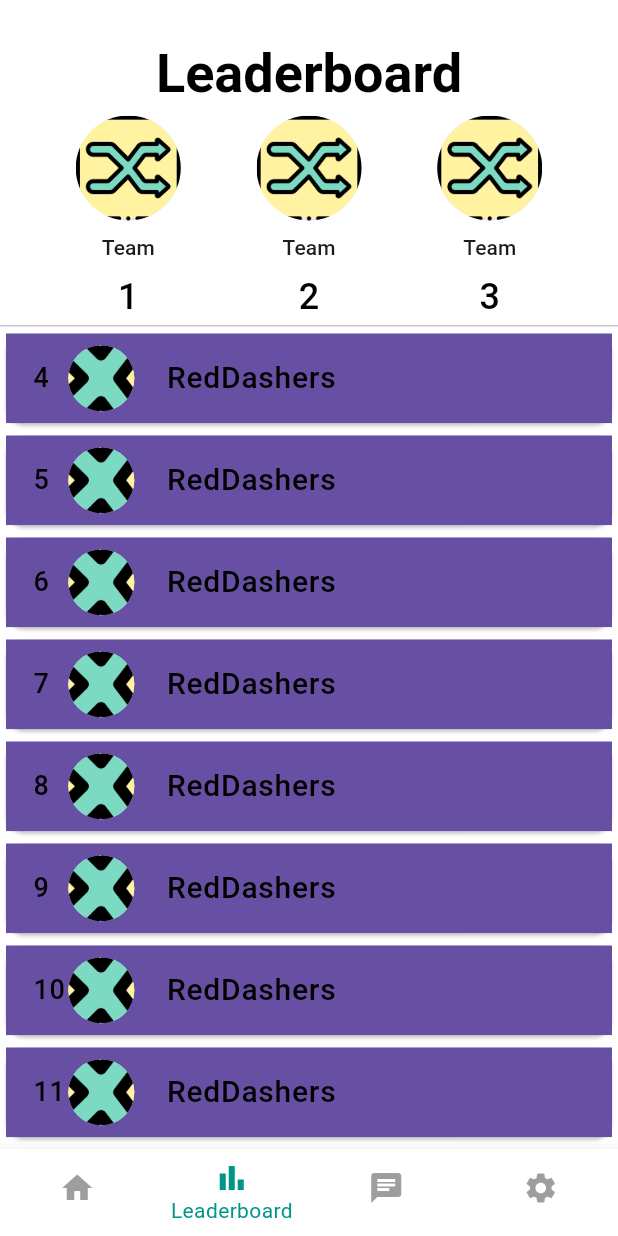
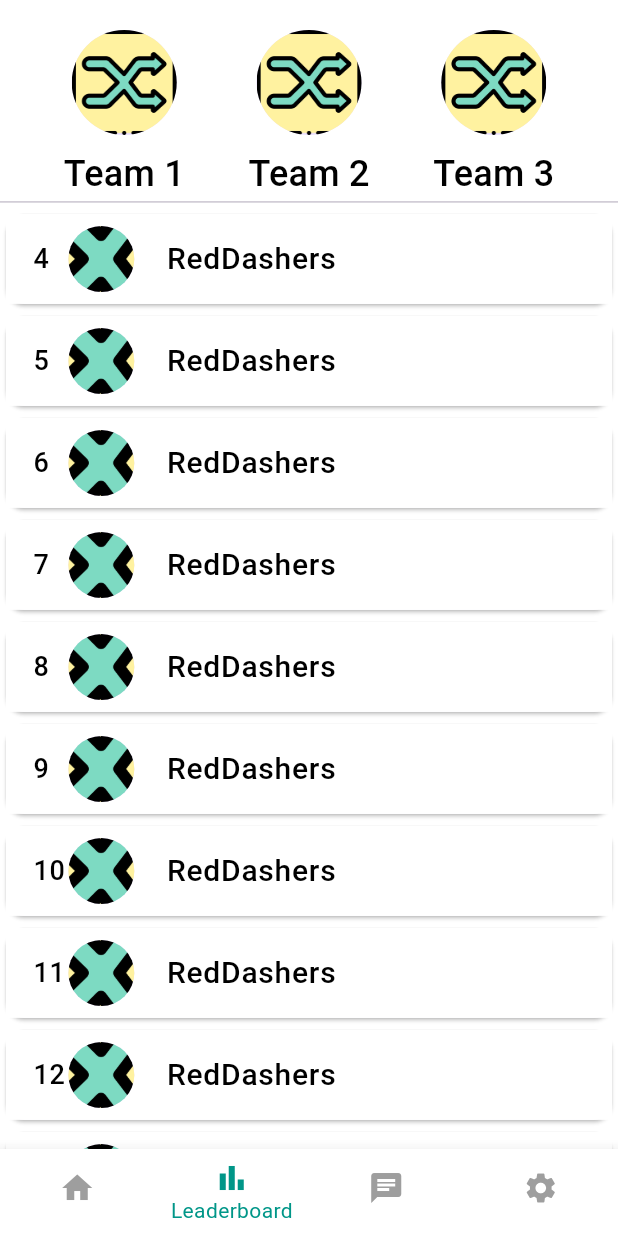
Before and after one commit to InsaneH4/stride_squad, a Flutter app: the screen it shows after launch, swiped to page 2, on a phone screen of 412 x 824 dp. Run offline on Flutter 3.47's test engine with Material 2 defaults, Android fonts, the phone set to English and light mode, and no system bars; our stand-ins replace pedometer, permission_handler, shared_preferences; missing offline and left inert: activity_ring.

Commit message:
Leaderboard changes padding, title color

```diff
--- a/lib/screens/leaderboard.dart
+++ b/lib/screens/leaderboard.dart
@@ -19,9 +19,9 @@ class _LeaderboardState extends State<Leaderboard> {
         mainAxisAlignment: MainAxisAlignment.spaceEvenly,
         children: [
           Container(
-              padding: const EdgeInsets.only(left: 40.0, top: 25.0, right: 40.0, bottom: 4.0),
-              child: Text("Leaderboard",
-                  style: Theme.of(context).textTheme.headlineSmall),
+              padding: const EdgeInsets.only(left: 40.0, top: 16.0, right: 40.0, bottom: 4.0),
+              //child: Text("Leaderboard",
+              //    style: Theme.of(context).textTheme.headlineSmall),
             ),
           // Horizontal Row containing Top 3 Teams
           Row(
@@ -37,17 +37,18 @@ class _LeaderboardState extends State<Leaderboard> {
                         Padding(
                           padding: const EdgeInsets.only(top: 8.0, bottom: 0.1),
                           child: Text(
-                            "Team",
-                            style: Theme.of(context).textTheme.titleSmall
+                            "Team 1",
+                            style: Theme.of(context).textTheme.titleMedium
                               )
                           ),
-                        Padding(
+                        /*Padding(
                           padding: const EdgeInsets.only(top: 5.0, bottom: 0.1),
                           child: Text(
                             "1",
                             style: Theme.of(context).textTheme.titleMedium,
                               )
                           ),
+                          */
                       ]
               ),
               Column(
@@ -60,17 +61,18 @@ class _LeaderboardState extends State<Leaderboard> {
                         Padding(
                           padding: const EdgeInsets.only(top: 8.0, bottom: 0.1),
                           child: Text(
-                            "Team",
-                            style: Theme.of(context).textTheme.titleSmall,
+                            "Team 2",
+                            style: Theme.of(context).textTheme.titleMedium,
                               )
                           ),
-                          Padding(
+                          /*Padding(
                           padding: const EdgeInsets.only(top: 5.0, bottom: 0.1),
                           child: Text(
                             "2",
                             style: Theme.of(context).textTheme.titleMedium,
                               )
                           ),
+                          */
                       ]
               ),
               Column(
@@ -83,30 +85,32 @@ class _LeaderboardState extends State<Leaderboard> {
                       Padding(
                           padding: const EdgeInsets.only(top: 8.0, bottom: 0.1),
                             child: Text(
-                              "Team",
-                              style: Theme.of(context).textTheme.titleSmall,
+                              "Team 3",
+                              style: Theme.of(context).textTheme.titleMedium,
                                 )
                             ),
-                            Padding(
+                            /*Padding(
                             padding: const EdgeInsets.only(top: 5.0, bottom: 0.1),
                             child: Text(
                               "3",
                               style: Theme.of(context).textTheme.titleMedium,
                                 )
                            ),
+                           */
                       ]
               ),
           ],),
           const Divider(
-            height: 2,
+            height: 1,
           ),
           Expanded(
             child: ListView.builder(
+              padding: const EdgeInsets.only(top: 3.5),
               itemCount: 17,
               scrollDirection: Axis.vertical,
               itemBuilder: (context, index) => Card(
                   child: ListTile(
-                    tileColor: Theme.of(context).primaryColor,
+                    tileColor: Colors.white,
                     //shape:Border.all(width: 0.5),
                     trailing: Transform(
                       transform: Matrix4.translationValues(-160, 0.0, 0.0),
--- a/lib/theme_conf.dart
+++ b/lib/theme_conf.dart
@@ -27,6 +27,10 @@ final lightTheme = ThemeData(
     ),
     titleMedium: TextStyle(
       fontSize: 24,
+      color: Colors.black,
+    ),
+    titleSmall: TextStyle(
+      fontSize: 20,
       color: Colors.black,
     ),
   ),
@@ -86,6 +90,10 @@ final darkTheme = ThemeData(
     ),
     titleMedium: TextStyle(
       fontSize: 24,
+      color: Colors.white,
+    ),
+    titleSmall: TextStyle(
+      fontSize: 20,
       color: Colors.white,
     ),
   ),
```
